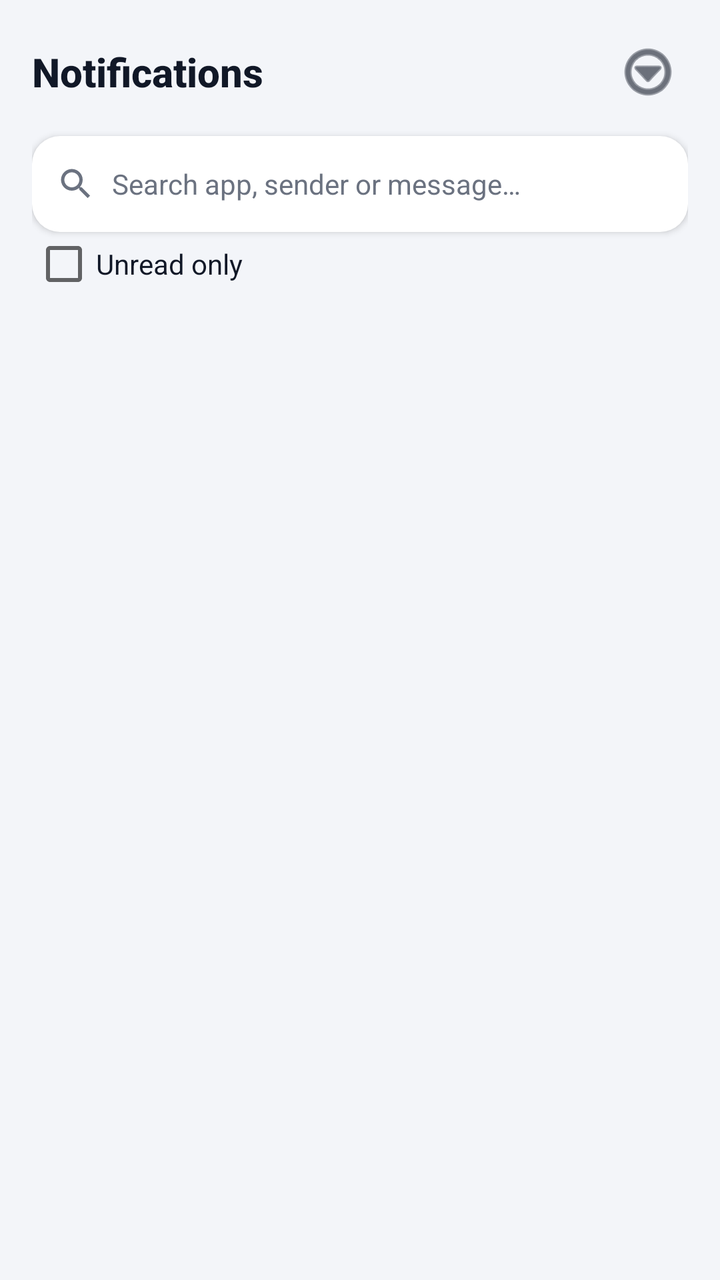
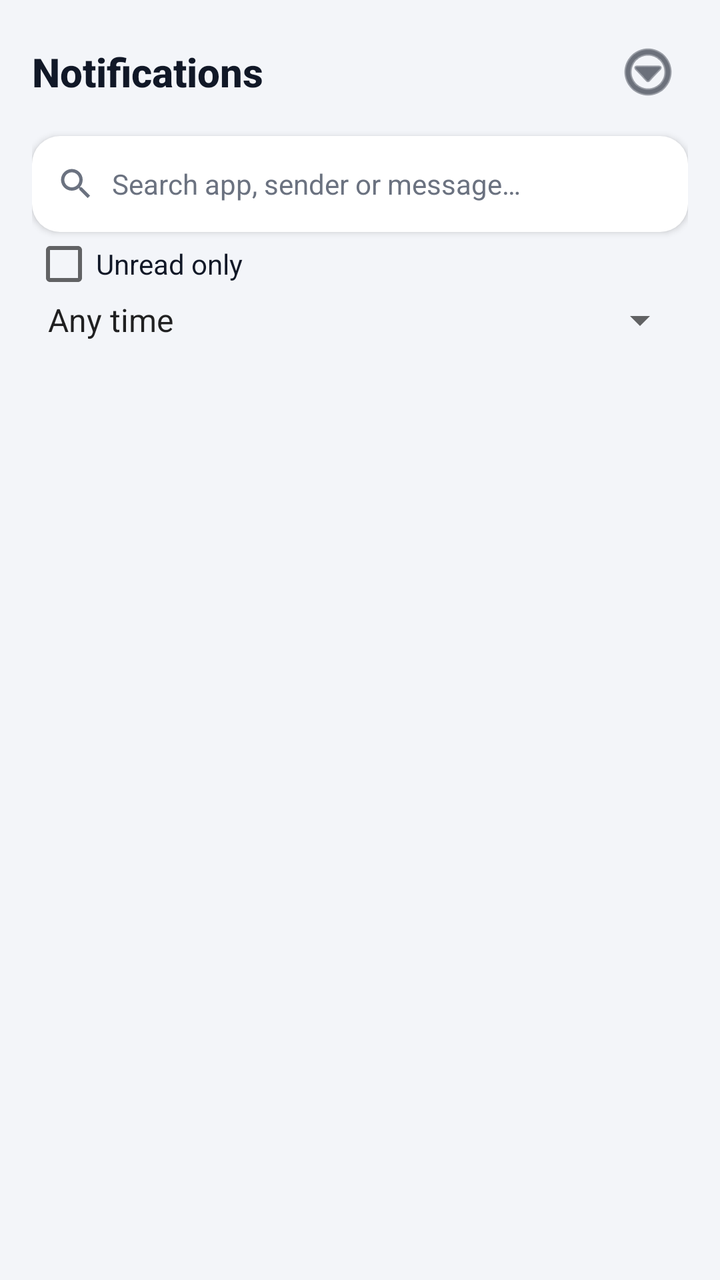

An Android layout rendered at two revisions. The XML below is the earlier revision; the diff shows what the commit changed to produce the second picture.
<!-- AndroidManifest.xml: application theme Theme.Notisave.Light -->
<!-- res/layout/fragment_notifications.xml -->
<?xml version="1.0" encoding="utf-8"?>
<LinearLayout xmlns:android="http://schemas.android.com/apk/res/android"
    android:layout_width="match_parent"
    android:layout_height="match_parent"
    android:background="?attr/pageBackground"
    android:orientation="vertical"
    android:padding="@dimen/page_padding">

    <LinearLayout
        android:layout_width="match_parent"
        android:layout_height="wrap_content"
        android:gravity="center_vertical"
        android:orientation="horizontal">

        <TextView
            style="@style/Text.Title"
            android:layout_width="0dp"
            android:layout_height="wrap_content"
            android:layout_weight="1"
            android:text="@string/nav_notifications" />

        <ImageButton
            android:id="@+id/btn_menu"
            android:layout_width="40dp"
            android:layout_height="40dp"
            android:background="?android:attr/selectableItemBackgroundBorderless"
            android:contentDescription="@string/menu_refresh"
            android:src="@android:drawable/ic_menu_more"
            android:tint="?attr/textPrimary" />
    </LinearLayout>

    
    <LinearLayout
        android:layout_width="match_parent"
        android:layout_height="wrap_content"
        android:layout_marginTop="12dp"
        android:background="@drawable/bg_card"
        android:elevation="2dp"
        android:gravity="center_vertical"
        android:orientation="horizontal"
        android:paddingStart="12dp"
        android:paddingEnd="4dp">

        <ImageView
            android:layout_width="20dp"
            android:layout_height="20dp"
            android:src="@drawable/ic_search"
            android:tint="?attr/textSecondary" />

        <EditText
            android:id="@+id/search_box"
            android:contentDescription="@string/search_notifications"
            android:layout_width="0dp"
            android:layout_height="48dp"
            android:layout_weight="1"
            android:background="@android:color/transparent"
            android:hint="@string/search_hint"
            android:imeOptions="actionSearch"
            android:inputType="text"
            android:maxLines="1"
            android:paddingStart="8dp"
            android:textColor="?attr/textPrimary"
            android:textColorHint="?attr/textSecondary"
            android:textSize="14sp" />

        <ImageButton
            android:id="@+id/btn_clear_search"
            android:contentDescription="@string/clear_search"
            android:layout_width="36dp"
            android:layout_height="36dp"
            android:background="?android:attr/selectableItemBackgroundBorderless"
            android:src="@android:drawable/ic_menu_close_clear_cancel"
            android:tint="?attr/textSecondary"
            android:visibility="gone" />
    </LinearLayout>

    <CheckBox
        android:id="@+id/filter_unread"
        android:layout_width="wrap_content"
        android:layout_height="wrap_content"
        android:text="@string/filter_unread"
        android:textColor="?attr/textPrimary" />

    
    <HorizontalScrollView
        android:layout_width="match_parent"
        android:layout_height="wrap_content"
        android:layout_marginTop="12dp"
        android:scrollbars="none">

        <LinearLayout
            android:id="@+id/chip_row"
            android:layout_width="wrap_content"
            android:layout_height="wrap_content"
            android:orientation="horizontal" />
    </HorizontalScrollView>

    
    <TextView
        android:id="@+id/deleted_note"
        android:layout_width="match_parent"
        android:layout_height="wrap_content"
        android:layout_marginTop="10dp"
        android:background="@drawable/bg_accent_soft"
        android:padding="10dp"
        android:text="@string/deleted_note"
        android:textColor="?attr/textPrimary"
        android:textSize="12sp"
        android:visibility="gone" />

    
    <ListView
        android:id="@+id/notification_list"
        android:layout_width="match_parent"
        android:layout_height="0dp"
        android:layout_marginTop="12dp"
        android:layout_weight="1"
        android:divider="@android:color/transparent"
        android:dividerHeight="10dp"
        android:scrollbars="vertical" />

    
    <LinearLayout
        android:id="@+id/empty_state"
        android:layout_width="match_parent"
        android:layout_height="0dp"
        android:layout_weight="1"
        android:gravity="center"
        android:orientation="vertical"
        android:visibility="gone">

        <ImageView
            android:layout_width="72dp"
            android:layout_height="72dp"
            android:src="@drawable/ic_bell"
            android:tint="?attr/textSecondary" />

        <TextView
            style="@style/Text.SectionTitle"
            android:layout_width="wrap_content"
            android:layout_height="wrap_content"
            android:layout_marginTop="12dp"
            android:text="@string/no_notifications_yet" />

        <TextView
            style="@style/Text.Body"
            android:layout_width="wrap_content"
            android:layout_height="wrap_content"
            android:layout_marginTop="4dp"
            android:gravity="center"
            android:paddingStart="32dp"
            android:paddingEnd="32dp"
            android:text="@string/empty_hint"
            android:textColor="?attr/textSecondary" />
    </LinearLayout>
</LinearLayout>
<!-- resources referenced by this layout -->
<resources>
  <dimen name="page_padding">16dp</dimen>
  <!-- drawable bg_accent_soft (drawable) -->
  <?xml version="1.0" encoding="utf-8"?>
  <shape xmlns:android="http://schemas.android.com/apk/res/android"
      android:shape="rectangle">
      <solid android:color="?attr/accentSoft" />
      <corners android:radius="12dp" />
  </shape>
  <!-- drawable bg_card (drawable) -->
  <?xml version="1.0" encoding="utf-8"?>
  <shape xmlns:android="http://schemas.android.com/apk/res/android"
      android:shape="rectangle">
      <solid android:color="?attr/cardBackground" />
      <corners android:radius="@dimen/card_radius" />
  </shape>
  <!-- drawable ic_bell (drawable) -->
  <?xml version="1.0" encoding="utf-8"?>
  <vector xmlns:android="http://schemas.android.com/apk/res/android"
      android:width="24dp" android:height="24dp"
      android:viewportWidth="24" android:viewportHeight="24">
      <path android:fillColor="#FFFFFF"
          android:pathData="M12,22c1.1,0 2,-0.9 2,-2h-4c0,1.1 0.9,2 2,2zM18,16v-5c0,-3.07 -1.64,-5.64 -4.5,-6.32V4c0,-0.83 -0.67,-1.5 -1.5,-1.5s-1.5,0.67 -1.5,1.5v0.68C7.63,5.36 6,7.92 6,11v5l-2,2v1h16v-1l-2,-2z" />
  </vector>
  <string name="clear_search">Clear notification search</string>
  <string name="deleted_note">Messages captured here stay available even if they are later deleted in WhatsApp. Only messages received as notifications while saving was on can be shown.</string>
  <string name="empty_hint">Notifications will appear here once access is enabled and apps send notifications.</string>
  <string name="filter_unread">Unread only</string>
  <string name="menu_refresh">Refresh</string>
  <string name="nav_notifications">Notifications</string>
  <string name="no_notifications_yet">No notifications saved yet</string>
  <string name="search_hint">Search app, sender or message…</string>
  <string name="search_notifications">Search notifications</string>
  <style name="Text.Body" parent="android:TextAppearance.Material.Body1">
          <item name="android:textColor">?attr/textPrimary</item>
          <item name="android:textSize">14sp</item>
      </style>
  <style name="Text.SectionTitle" parent="android:TextAppearance.Material.Subhead">
          <item name="android:textColor">?attr/textPrimary</item>
          <item name="android:textSize">16sp</item>
          <item name="android:textStyle">bold</item>
      </style>
  <style name="Text.Title" parent="android:TextAppearance.Material.Title">
          <item name="android:textColor">?attr/textPrimary</item>
          <item name="android:textSize">20sp</item>
          <item name="android:textStyle">bold</item>
      </style>
  <dimen name="card_radius">14dp</dimen>
  <color name="primary">#4F46E5</color>
  <color name="primary_dark">#3730A3</color>
  <color name="accent">#0891B2</color>
  <color name="page_bg_light">#F3F5F9</color>
  <color name="nav_bg_light">#FFFFFF</color>
  <color name="card_bg_light">#FFFFFF</color>
  <color name="text_primary_light">#111827</color>
  <color name="text_secondary_light">#6B7280</color>
  <color name="divider_light">#E5E7EB</color>
  <color name="chip_bg_light">#E8EAF6</color>
  <color name="nav_unselected_light">#9CA3AF</color>
  <color name="primary_soft">#EEF0FE</color>
  <color name="accent_soft">#E0F2F7</color>
  <color name="success">#16A34A</color>
  <color name="warning">#D97706</color>
  <color name="danger">#DC2626</color>
  <!-- unchanged entries left out for length: 2 -->
</resources>

<!-- the commit's change to res/layout/fragment_notifications.xml (unified diff, before → after) -->
@@ -81,6 +81,13 @@
         android:text="@string/filter_unread"
         android:textColor="?attr/textPrimary" />
 
+    <Spinner
+        android:id="@+id/date_range_filter"
+        android:layout_width="match_parent"
+        android:layout_height="wrap_content"
+        android:contentDescription="@string/date_range"
+        android:entries="@array/date_range_options" />
+
     
     <HorizontalScrollView
         android:layout_width="match_parent"
<!-- resource entries referenced after the edit -->
@@ -1,5 +1,9 @@
 <!-- resources referenced by this layout -->
 <resources>
+  <string-array name="date_range_options">
+          <item>@string/date_any</item><item>@string/date_today</item>
+          <item>@string/date_week</item><item>@string/date_month</item>
+      </string-array>
   <dimen name="page_padding">16dp</dimen>
   <!-- drawable bg_accent_soft (drawable) -->
   <?xml version="1.0" encoding="utf-8"?>
@@ -24,6 +28,7 @@
           android:pathData="M12,22c1.1,0 2,-0.9 2,-2h-4c0,1.1 0.9,2 2,2zM18,16v-5c0,-3.07 -1.64,-5.64 -4.5,-6.32V4c0,-0.83 -0.67,-1.5 -1.5,-1.5s-1.5,0.67 -1.5,1.5v0.68C7.63,5.36 6,7.92 6,11v5l-2,2v1h16v-1l-2,-2z" />
   </vector>
   <string name="clear_search">Clear notification search</string>
+  <string name="date_range">Date range</string>
   <string name="deleted_note">Messages captured here stay available even if they are later deleted in WhatsApp. Only messages received as notifications while saving was on can be shown.</string>
   <string name="empty_hint">Notifications will appear here once access is enabled and apps send notifications.</string>
   <string name="filter_unread">Unread only</string>
@@ -46,6 +51,10 @@
           <item name="android:textSize">20sp</item>
           <item name="android:textStyle">bold</item>
       </style>
+  <string name="date_any">Any time</string>
+  <string name="date_today">Today</string>
+  <string name="date_week">Last 7 days</string>
+  <string name="date_month">Last 30 days</string>
   <dimen name="card_radius">14dp</dimen>
   <color name="primary">#4F46E5</color>
   <color name="primary_dark">#3730A3</color>
